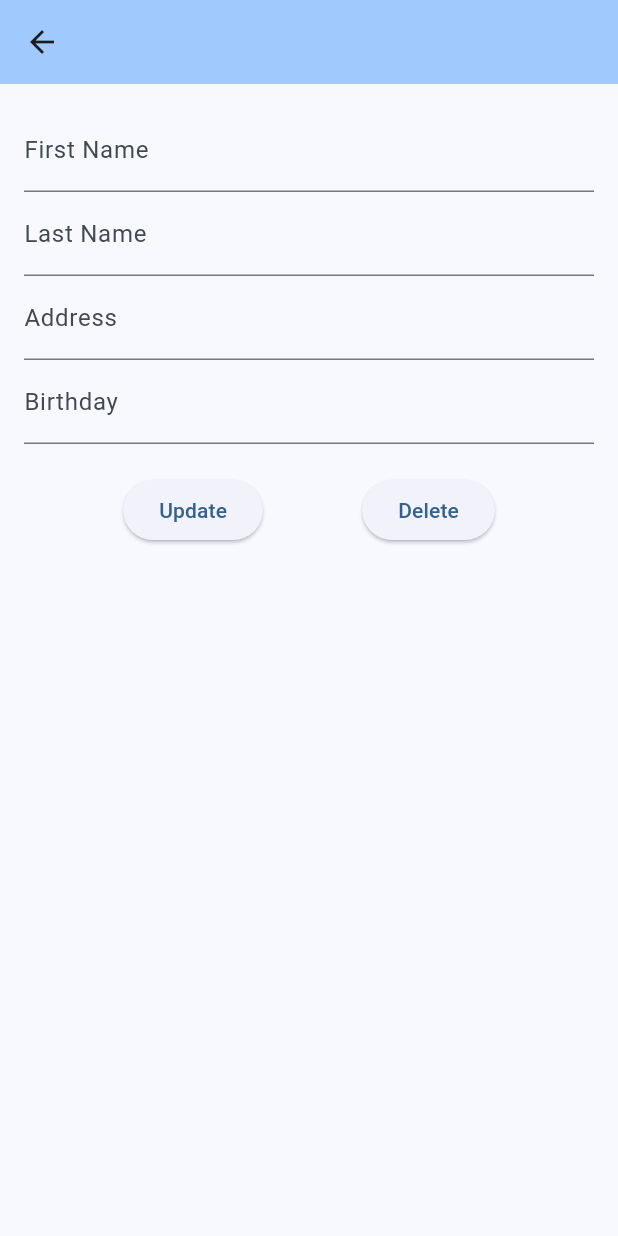
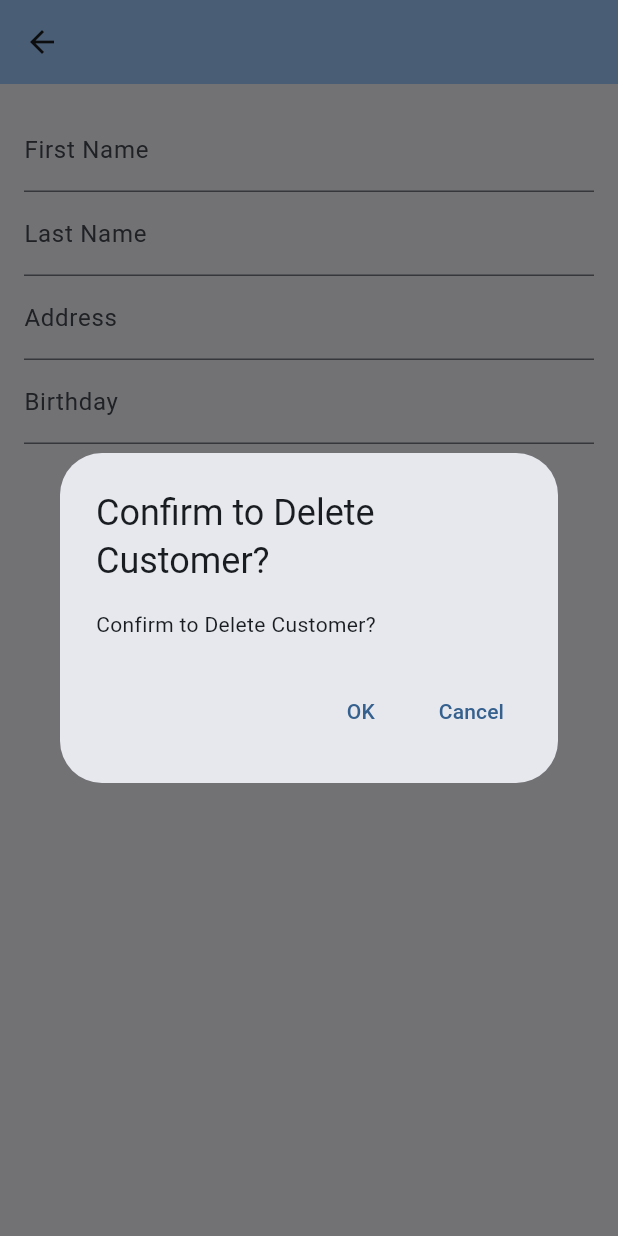
Before and after one commit to RyanRen2023/airline_management, a Flutter app: the CustomerDetailPage screen opened directly with empty values, after a tap on "Delete", on a phone screen of 412 x 824 dp. Run offline on Flutter 3.47's test engine with Material 3 defaults, Android fonts, the light colour scheme and no system bars; our stand-ins replace floor, sqflite; missing offline and left inert: dart:ffi; accounts and stored records are empty; generated files the repository leaves out were written again.

Commit message:
adjust customer files, add dialog and snackbar. optimistic the router logic

```diff
--- a/lib/customer/CustomerDAO.dart
+++ b/lib/customer/CustomerDAO.dart
@@ -13,7 +13,7 @@ abstract class CustomerDAO {
   Future<void> deleteCustomerById(int id);
 
   @insert
-  Future<void> insertCustomer(Customer customer);
+  Future<int> insertCustomer(Customer customer);
 
   @update
   Future<void> updateCustomer(Customer customer);
--- a/lib/customer/CustomerDetailPage.dart
+++ b/lib/customer/CustomerDetailPage.dart
@@ -1,3 +1,4 @@
+import 'package:airline_management/Properties.dart';
 import 'package:airline_management/customer/CustomerDetailView.dart';
 import 'package:flutter/material.dart';
 
@@ -21,6 +22,15 @@ class CustomerDetailPage extends StatefulWidget {
 }
 
 class _CustomerDetailPageState extends State<CustomerDetailPage> {
+  void updateCustomer(Customer customer){
+    widget.updateCustomer(customer);
+    Navigator.of(context).pop();
+  }
+
+  void deleteCustomer(Customer customer){
+    widget.deleteCustomer(customer);
+    Navigator.of(context).pop();
+  }
   @override
   Widget build(BuildContext context) {
     return Scaffold(
@@ -28,7 +38,11 @@ class _CustomerDetailPageState extends State<CustomerDetailPage> {
         backgroundColor: Theme.of(context).colorScheme.inversePrimary,
         title: Text(widget.title),
       ),
-      body: CustomerDetailView(customer: widget.customer,updateCustomer: widget.updateCustomer,deleteCustomer: widget.deleteCustomer,),
+      body: CustomerDetailView(
+        customer: widget.customer,
+        updateCustomer: updateCustomer,
+        deleteCustomer: deleteCustomer,
+      ),
     );
   }
 }
--- a/lib/customer/CustomerDetailView.dart
+++ b/lib/customer/CustomerDetailView.dart
@@ -1,8 +1,9 @@
+
 import 'package:flutter/material.dart';
 import 'package:airline_management/customer/Customer.dart';
 
 class CustomerDetailView extends StatelessWidget {
-  final Customer customer;
+  Customer customer;
   Function(Customer) updateCustomer;
   Function(Customer) deleteCustomer;
 
@@ -32,8 +33,35 @@ class CustomerDetailView extends StatelessWidget {
     updateCustomer(customer);
   }
 
+  void deleteDialogConfirm(BuildContext context) {
+    showDialog(
+      context: context,
+      builder: (BuildContext context) {
+        return AlertDialog(
+          title: Text('Confirm to Delete Customer?'),
+          content: Text('Confirm to Delete Customer?'),
+          actions: <Widget>[
+            TextButton(
+              child: Text('OK'),
+              onPressed: () {
+                deleteCustomers();
+                Navigator.of(context).pop();
+              },
+            ),
+            TextButton(
+              child: Text('Cancel'),
+              onPressed: () {
+                Navigator.of(context).pop();
+              },
+            )
+          ],
+        );
+      },
+    );
+  }
+
   void deleteCustomers() {
-    Customer cus = this.customer;
+    Customer cus = this.customer!;
     Customer customer = Customer(
         id: cus.id,
         firstName: cus.firstName,
@@ -45,10 +73,11 @@ class CustomerDetailView extends StatelessWidget {
 
   @override
   Widget build(BuildContext context) {
-    _firstNameController.text = customer.firstName;
-    _lastNameController.text = customer.lastName;
-    _addressController.text = customer.address;
-    _birthdayController.text = customer.birthday;
+    Customer cus = customer!;
+    _firstNameController.text = cus.firstName!;
+    _lastNameController.text = cus.lastName!;
+    _addressController.text = cus.address;
+    _birthdayController.text = cus.birthday;
 
     return Padding(
       padding: const EdgeInsets.all(16.0),
@@ -79,7 +108,9 @@ class CustomerDetailView extends StatelessWidget {
                 child: Text('Update'),
               ),
               ElevatedButton(
-                onPressed: deleteCustomers,
+                onPressed: () {
+                  deleteDialogConfirm(context);
+                },
                 child: Text('Delete'),
               ),
             ],
--- a/lib/customer/CustomerPage.dart
+++ b/lib/customer/CustomerPage.dart
@@ -39,7 +39,6 @@ class _CustomerPageState extends State<CustomerPage> {
   @override
   void dispose() {
     super.dispose();
-    super.setState(() {});
   }
 
   void onCustomerSelectedWide(Customer customer) {
@@ -50,12 +49,13 @@ class _CustomerPageState extends State<CustomerPage> {
 
   void onCustomerSelected(Customer customer) {
     _selectedCustomer = customer;
+
     Navigator.push(
       context,
       MaterialPageRoute(builder: (context) {
         return CustomerDetailPage(
           title: 'Customer Detail',
-          customer: customer,
+          customer: _selectedCustomer!,
           updateCustomer: onUpdateCustomer,
           deleteCustomer: onDeleteCustomer,
         );
@@ -63,12 +63,17 @@ class _CustomerPageState extends State<CustomerPage> {
     );
   }
 
-  void onAddNewCustomer(Customer customer) {
+  void onAddNewCustomer(Customer customer) async {
+    int? customerId = await customerDAO?.insertCustomer(customer);
+    Customer newCus = Customer(id:customerId,firstName: customer.firstName,lastName: customer.lastName,address: customer.address,birthday: customer.birthday);
     setState(() {
-      customers.add(customer);
+      customers.add(newCus);
     });
+    if (customerId != null) {
+      print('New customer ID: $customerId');
+    }
+    showSnackBar("add customer successfully");
 
-    customerDAO?.insertCustomer(customer);
   }
 
   void onUpdateCustomer(Customer customer) {
@@ -82,6 +87,8 @@ class _CustomerPageState extends State<CustomerPage> {
       }
     }
     customerDAO?.updateCustomer(customer);
+    showSnackBar("update customer successfully");
+
   }
 
   void onDeleteCustomer(Customer customer) {
@@ -95,6 +102,15 @@ class _CustomerPageState extends State<CustomerPage> {
       }
     }
     customerDAO?.deleteCustomerById(customer.id!);
+    setState(() {
+      _selectedCustomer = null;
+    });
+    showSnackBar("delete customer successfully");
+  }
+
+  void showSnackBar(String message) {
+    var snackBar = SnackBar(content: Text(message));
+    ScaffoldMessenger.of(context).showSnackBar(snackBar);
   }
 
   Widget responsiveLayout() {
```
